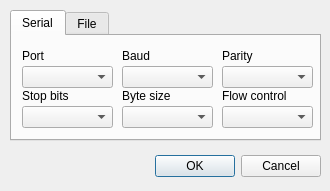
Above: opendialog.ui from cdesjardins/ComBomb before the change. Below: the same form after it.
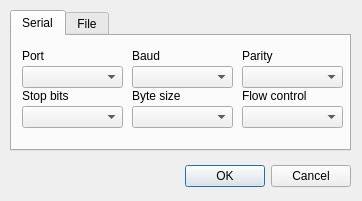
That is the form after the change. The open tabs and pages were chosen to show the change. Icons and pictures are not drawn.

Commit message: Made open dialog a bit bigger

Diff of the .ui file:
```diff
--- a/opendialog.ui
+++ b/opendialog.ui
@@ -6,8 +6,8 @@
    <rect>
     <x>0</x>
     <y>0</y>
-    <width>330</width>
-    <height>191</height>
+    <width>362</width>
+    <height>201</height>
    </rect>
   </property>
   <property name="windowTitle">
@@ -20,8 +20,8 @@
   <widget class="QDialogButtonBox" name="_buttonBox">
    <property name="geometry">
     <rect>
-     <x>10</x>
-     <y>150</y>
+     <x>40</x>
+     <y>160</y>
      <width>311</width>
      <height>32</height>
     </rect>
@@ -38,8 +38,8 @@
     <rect>
      <x>10</x>
      <y>10</y>
-     <width>311</width>
-     <height>131</height>
+     <width>341</width>
+     <height>141</height>
     </rect>
    </property>
    <property name="currentIndex">
@@ -52,7 +52,7 @@
     <widget class="QLabel" name="label_3">
      <property name="geometry">
       <rect>
-       <x>210</x>
+       <x>230</x>
        <y>10</y>
        <width>46</width>
        <height>20</height>
@@ -67,7 +67,7 @@
       <rect>
        <x>10</x>
        <y>30</y>
-       <width>91</width>
+       <width>101</width>
        <height>22</height>
       </rect>
      </property>
@@ -75,9 +75,9 @@
     <widget class="QComboBox" name="_baudRateComboBox">
      <property name="geometry">
       <rect>
-       <x>110</x>
+       <x>120</x>
        <y>30</y>
-       <width>91</width>
+       <width>101</width>
        <height>22</height>
       </rect>
      </property>
@@ -88,7 +88,7 @@
     <widget class="QLabel" name="label_2">
      <property name="geometry">
       <rect>
-       <x>110</x>
+       <x>120</x>
        <y>10</y>
        <width>46</width>
        <height>20</height>
@@ -101,9 +101,9 @@
     <widget class="QComboBox" name="_flowControlComboBox">
      <property name="geometry">
       <rect>
-       <x>210</x>
+       <x>230</x>
        <y>70</y>
-       <width>91</width>
+       <width>101</width>
        <height>22</height>
       </rect>
      </property>
@@ -127,9 +127,9 @@
     <widget class="QComboBox" name="_byteSizeComboBox">
      <property name="geometry">
       <rect>
-       <x>110</x>
+       <x>120</x>
        <y>70</y>
-       <width>91</width>
+       <width>101</width>
        <height>22</height>
       </rect>
      </property>
@@ -155,7 +155,7 @@
       <rect>
        <x>10</x>
        <y>70</y>
-       <width>91</width>
+       <width>101</width>
        <height>22</height>
       </rect>
      </property>
@@ -166,7 +166,7 @@
     <widget class="QLabel" name="label_5">
      <property name="geometry">
       <rect>
-       <x>110</x>
+       <x>120</x>
        <y>50</y>
        <width>81</width>
        <height>20</height>
@@ -179,9 +179,9 @@
     <widget class="QComboBox" name="_parityComboBox">
      <property name="geometry">
       <rect>
-       <x>210</x>
+       <x>230</x>
        <y>30</y>
-       <width>91</width>
+       <width>101</width>
        <height>22</height>
       </rect>
      </property>
@@ -192,7 +192,7 @@
     <widget class="QLabel" name="label_6">
      <property name="geometry">
       <rect>
-       <x>210</x>
+       <x>230</x>
        <y>50</y>
        <width>91</width>
        <height>20</height>
```
Left out of the diff: 6 changed lines with no effect on the pictures.
